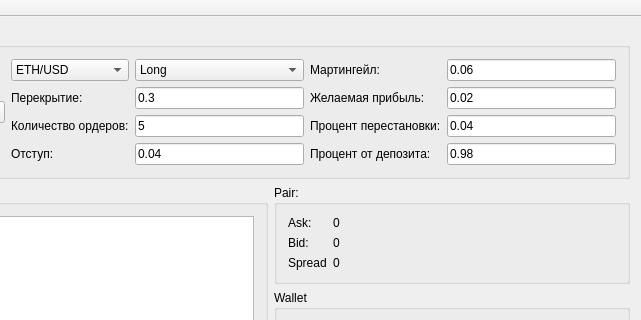
The window that mainwindow.ui (chiterelk/BotLivecoin) describes before a commit, drawn with Qt 5; both pictures show x 100 to 741 and y 0 to 320 of the 741 by 717 pixel window.
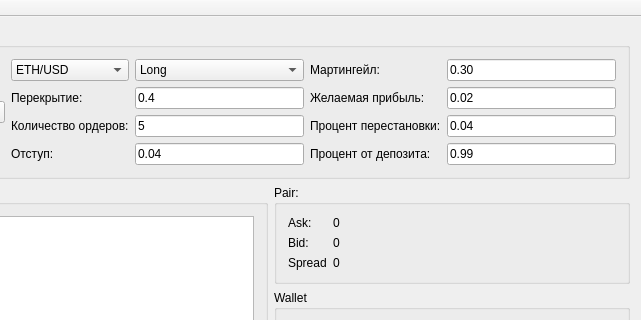
The same window after the commit.

The edit to the form file:
```diff
--- a/mainwindow.ui
+++ b/mainwindow.ui
@@ -40,7 +40,7 @@
          <item row="3" column="3">
           <widget class="QLineEdit" name="lineEdit_deposit">
            <property name="text">
-            <string>0.98</string>
+            <string>0.99</string>
            </property>
           </widget>
          </item>
@@ -75,7 +75,7 @@
          <item row="0" column="3">
           <widget class="QLineEdit" name="lineEditMartingaile">
            <property name="text">
-            <string>0.06</string>
+            <string>0.30</string>
            </property>
           </widget>
          </item>
@@ -124,7 +124,7 @@
          <item row="1" column="1">
           <widget class="QLineEdit" name="lineEditPerekritie">
            <property name="text">
-            <string>0.3</string>
+            <string>0.4</string>
            </property>
           </widget>
          </item>
```
